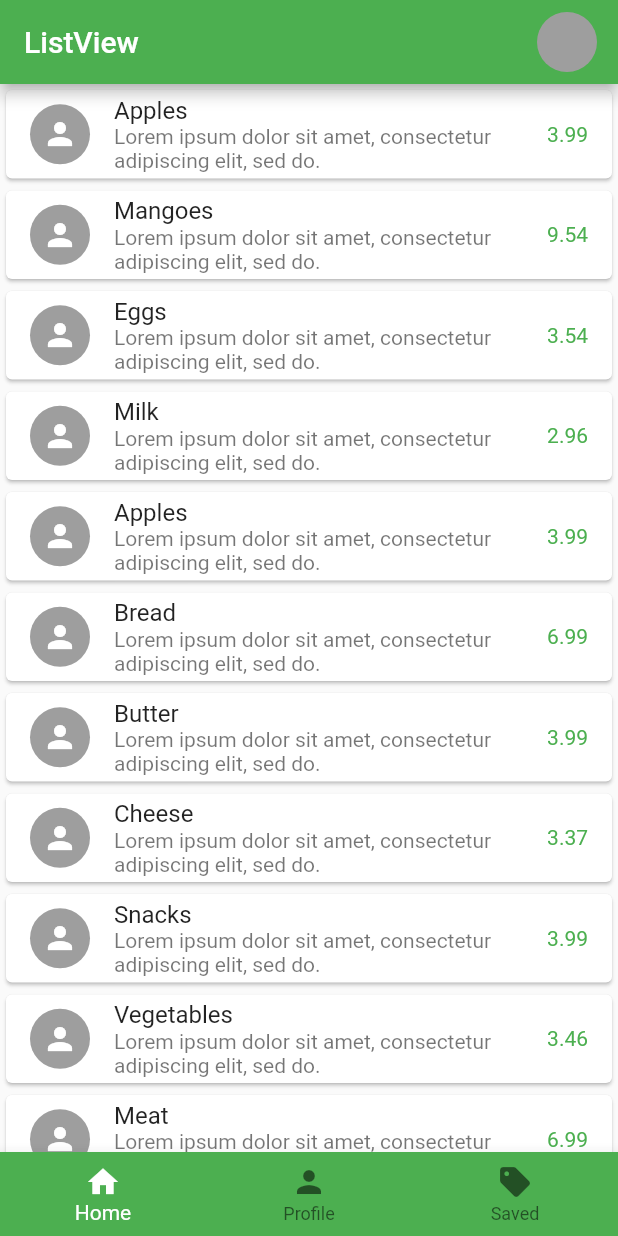
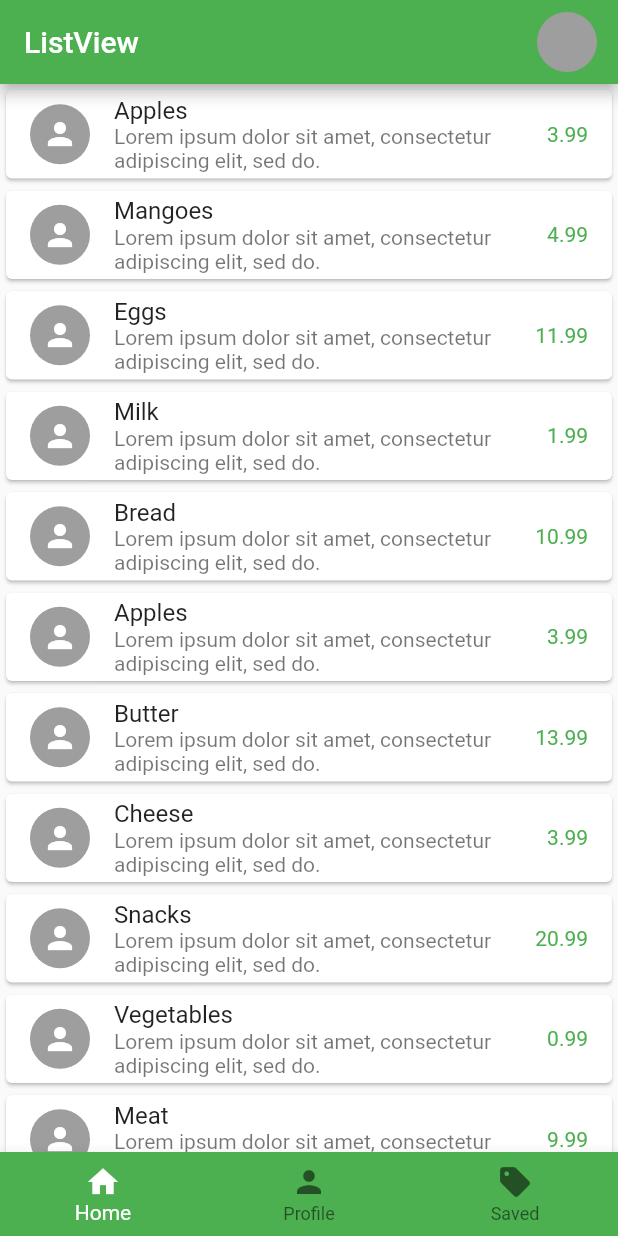
Before and after one commit to afaqarshad/first-task, a Flutter app: the screen it shows after launch, on a phone screen of 412 x 824 dp. Run offline on Flutter 3.47's test engine with Material 2 defaults, Android fonts, the phone set to English and light mode, and no system bars.

Commit message:
allset remove hardcode

```diff
--- a/lib/screens/home_page.dart
+++ b/lib/screens/home_page.dart
@@ -13,8 +13,8 @@ class HomePage extends StatefulWidget {
 class _HomePageState extends State<HomePage> {
   int selectedIndex = 0;
   List pages = [
-    const ListViewWidget(),
-    const ListViewBuilder(),
+    ListViewWidget(),
+    ListViewBuilder(),
     const SingleChildScrol(),
   ];
 
--- a/lib/screens/listview.dart
+++ b/lib/screens/listview.dart
@@ -1,86 +1,21 @@
-import 'package:first_task/widgets/cards.dart';
+import 'package:first_task/api_data.dart';
 import 'package:flutter/material.dart';
 
+import '../widgets/cards.dart';
+
 class ListViewWidget extends StatelessWidget {
-  const ListViewWidget({super.key});
+  var ListItems = shoppingListItems;
+  ListViewWidget({super.key});
 
   @override
   Widget build(BuildContext context) {
     return ListView(
       physics:
           const BouncingScrollPhysics(parent: AlwaysScrollableScrollPhysics()),
-      children: const [
-        CardWidget(
-            title: 'Apples',
-            subTitle:
-                'Lorem ipsum dolor sit amet, consectetur adipiscing elit, sed do.',
-            price: 3.99),
-        CardWidget(
-            title: 'Mangoes',
-            subTitle:
-                'Lorem ipsum dolor sit amet, consectetur adipiscing elit, sed do.',
-            price: 9.54),
-        CardWidget(
-            title: 'Eggs',
-            subTitle:
-                'Lorem ipsum dolor sit amet, consectetur adipiscing elit, sed do.',
-            price: 3.54),
-        CardWidget(
-            title: 'Milk',
-            subTitle:
-                'Lorem ipsum dolor sit amet, consectetur adipiscing elit, sed do.',
-            price: 2.96),
-        CardWidget(
-            title: 'Apples',
-            subTitle:
-                'Lorem ipsum dolor sit amet, consectetur adipiscing elit, sed do.',
-            price: 3.99),
-        CardWidget(
-            title: 'Bread',
-            subTitle:
-                'Lorem ipsum dolor sit amet, consectetur adipiscing elit, sed do.',
-            price: 6.99),
-        CardWidget(
-            title: 'Butter',
-            subTitle:
-                'Lorem ipsum dolor sit amet, consectetur adipiscing elit, sed do.',
-            price: 3.99),
-        CardWidget(
-            title: 'Cheese',
-            subTitle:
-                'Lorem ipsum dolor sit amet, consectetur adipiscing elit, sed do.',
-            price: 3.37),
-        CardWidget(
-            title: 'Snacks',
-            subTitle:
-                'Lorem ipsum dolor sit amet, consectetur adipiscing elit, sed do.',
-            price: 3.99),
-        CardWidget(
-            title: 'Vegetables',
-            subTitle:
-                'Lorem ipsum dolor sit amet, consectetur adipiscing elit, sed do.',
-            price: 3.46),
-        CardWidget(
-            title: 'Meat',
-            subTitle:
-                'Lorem ipsum dolor sit amet, consectetur adipiscing elit, sed do.',
-            price: 6.99),
-        CardWidget(
-            title: 'Grains',
-            subTitle:
-                'Lorem ipsum dolor sit amet, consectetur adipiscing elit, sed do.',
-            price: 3.78),
-        CardWidget(
-            title: 'Olive Oil',
-            subTitle:
-                'Lorem ipsum dolor sit amet, consectetur adipiscing elit, sed do.',
-            price: 5.15),
-        CardWidget(
-            title: 'Pack of Salt',
-            subTitle:
-                'Lorem ipsum dolor sit amet, consectetur adipiscing elit, sed do.',
-            price: 3.32),
-      ],
+      children: ListItems.map((e) => CardWidget(
+          title: e['name'],
+          subTitle: e['description'],
+          price: e['price'])).toList(),
     );
   }
 }
--- a/lib/screens/listview_builder.dart
+++ b/lib/screens/listview_builder.dart
@@ -1,19 +1,20 @@
+import 'package:first_task/api_data.dart';
 import 'package:first_task/widgets/cards.dart';
 import 'package:flutter/material.dart';
 
 class ListViewBuilder extends StatelessWidget {
-  const ListViewBuilder({super.key});
+  var ListItems = shoppingListItems;
+  ListViewBuilder({super.key});
 
   @override
   Widget build(BuildContext context) {
     return ListView.builder(
-        itemCount: 12,
+        itemCount: ListItems.length,
         itemBuilder: (BuildContext context, index) {
-          return const CardWidget(
-              title: 'Apples',
-              subTitle:
-                  'Lorem ipsum dolor sit amet, consectetur adipiscing elit, sed do.',
-              price: 3.009);
+          return CardWidget(
+              title: ListItems[index]['name'],
+              subTitle: ListItems[index]['description'],
+              price: ListItems[index]['price']);
         });
   }
 }
--- a/lib/widgets/cards.dart
+++ b/lib/widgets/cards.dart
@@ -21,8 +21,8 @@ class CardWidget extends StatelessWidget {
               Icons.person,
               color: Colors.white,
             )),
-        title: Text(title),
-        subtitle: Text(subTitle),
+        title: Text(title.toString()),
+        subtitle: Text(subTitle.toString()),
         trailing: Text(
           price.toString(),
           style: const TextStyle(color: Colors.green),
```
